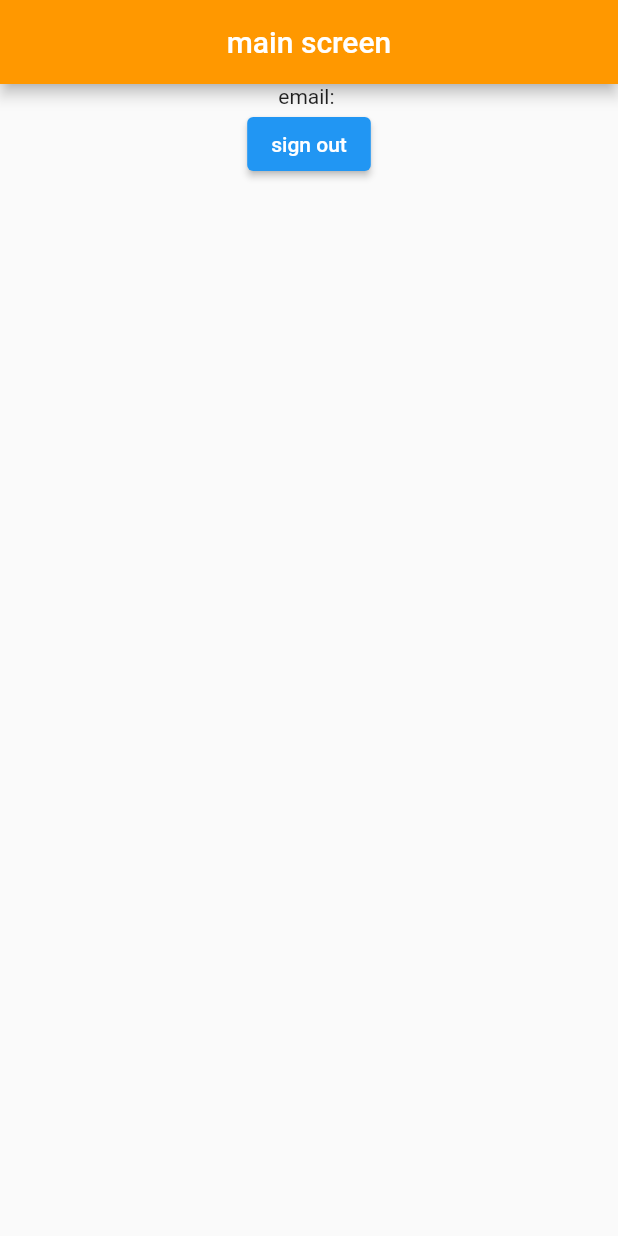
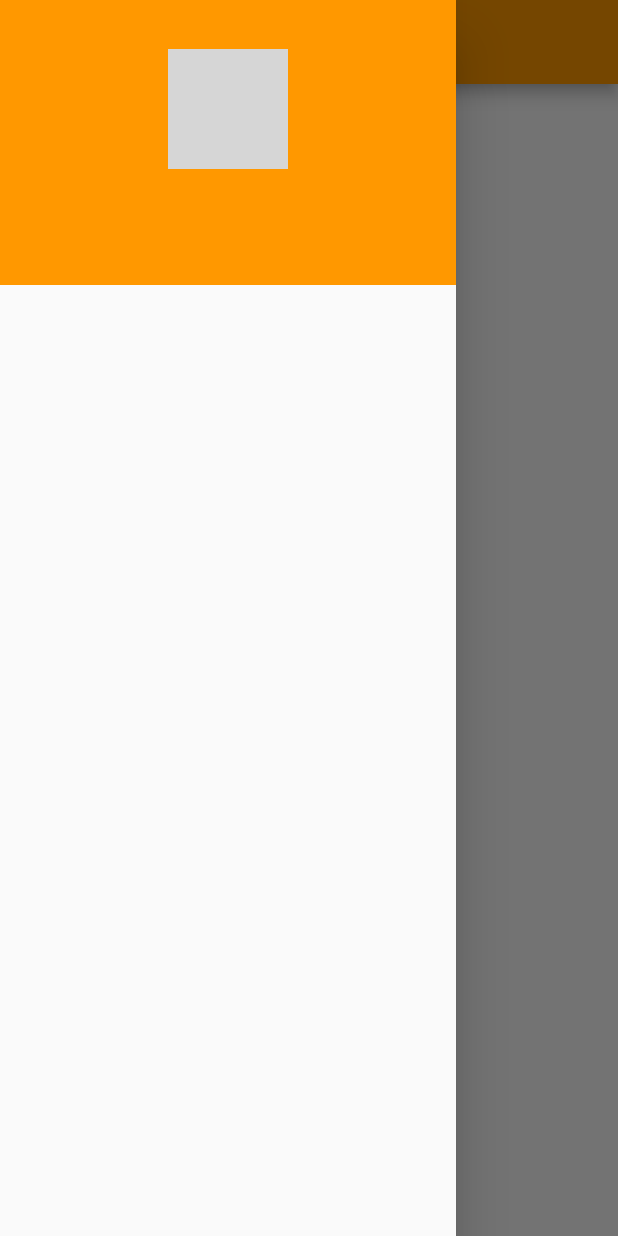
Before and after one commit to EgorP51/beer-shop, a Flutter app: the screen it shows once a user with an empty profile is signed in, with the side drawer open (before the commit the screen has no drawer), on a phone screen of 412 x 824 dp. Run offline on Flutter 3.47's test engine with Material 2 defaults, Android fonts, the phone set to English and light mode, and no system bars; our stand-ins replace firebase_auth, firebase_core, google_fonts; accounts and stored records are empty; network calls fail; grey boxes are pictures that could not be loaded.

Commit message:
username, photo in registration

```diff
--- a/lib/main.dart
+++ b/lib/main.dart
@@ -1,13 +1,17 @@
 import 'package:craft_store/screens/login_screen.dart';
-import 'package:craft_store/screens/main_screen.dart';
+import 'package:craft_store/screens/home_screen.dart';
 import 'package:craft_store/utilities/utils.dart';
 import 'package:firebase_auth/firebase_auth.dart';
 import 'package:flutter/material.dart';
 import 'package:firebase_core/firebase_core.dart';
+import 'package:flutter/services.dart';
 
 Future main() async{
   WidgetsFlutterBinding.ensureInitialized();
   await Firebase.initializeApp();
+  SystemChrome.setEnabledSystemUIMode(
+    SystemUiMode.leanBack
+  );
   runApp(MyApp());
 }
 
@@ -24,7 +28,7 @@ class MyApp extends StatelessWidget {
           stream: FirebaseAuth.instance.authStateChanges(),
           builder: (context, snapshot) {
             if (snapshot.hasData) {
-              return MainScreen();
+              return HomeScreen();
             } else {
               return LoginScreen();
             }
--- /dev/null
+++ b/lib/screens/home_screen.dart
@@ -0,0 +1,59 @@
+import 'package:firebase_auth/firebase_auth.dart';
+import 'package:flutter/material.dart';
+import 'package:google_fonts/google_fonts.dart';
+
+import '../widgets/logo.dart';
+
+class HomeScreen extends StatelessWidget {
+  @override
+  Widget build(BuildContext context) {
+    final user = FirebaseAuth.instance.currentUser;
+    return Scaffold(
+      appBar: AppBar(
+        title: const Text('main screen'),
+        centerTitle: true,
+        backgroundColor: Colors.orange,
+      ),
+      body: Center(
+        child: Column(
+          children: [
+            Text('email: ${user!.email!}'),
+            ElevatedButton(
+                onPressed: () {
+                  FirebaseAuth.instance.signOut();
+                },
+                child: Text('sign out'))
+          ],
+        ),
+      ),
+      drawer: Drawer(
+        child: Column(
+          mainAxisAlignment: MainAxisAlignment.start,
+          children: [
+            Container(
+              padding: EdgeInsetsDirectional.only(
+                top: 25
+              ),
+              height: 190,
+              width: MediaQuery.of(context).size.width,
+              color: Colors.orange,
+              child: Column(
+                mainAxisAlignment: MainAxisAlignment.spaceAround,
+                children: [
+                  CircleAvatar(
+                    radius: 40.0,
+                    backgroundImage:
+                    NetworkImage(user.photoURL ?? 'https://img.freepik.com/free-vector/oops-404-error-with-broken-robot-concept-illustration_114360-5529.jpg?w=2000'),
+                    backgroundColor: Colors.transparent,
+                  ),
+                  Text(user.displayName ?? 'username = null' ,style: GoogleFonts.comfortaa(color: Colors.white, fontSize: 20,fontWeight: FontWeight.w800),),
+                  Text(user.email!,style: GoogleFonts.comfortaa(color: Colors.white70, fontSize: 15),)
+                ],
+              )
+            ),
+          ],
+        ),
+      ),
+    );
+  }
+}
--- a/lib/screens/login_screen.dart
+++ b/lib/screens/login_screen.dart
@@ -129,7 +129,7 @@ class LoginScreen extends StatelessWidget {
           );
         },
         child: Text(
-          "Don't have an account? Register now!",
+          "No account? Sign up!",
           style: GoogleFonts.comfortaa(
               color: Colors.black54, fontSize: 15, fontWeight: FontWeight.w800),
         ));
--- a/lib/screens/main_screen.dart
+++ /dev/null
@@ -1,28 +0,0 @@
-import 'package:firebase_auth/firebase_auth.dart';
-import 'package:flutter/material.dart';
-
-class MainScreen extends StatelessWidget {
-  @override
-  Widget build(BuildContext context) {
-    final user = FirebaseAuth.instance.currentUser;
-    return Scaffold(
-      appBar: AppBar(
-        title: const Text('main screen'),
-        centerTitle: true,
-        backgroundColor: Colors.orange,
-      ),
-      body: Center(
-        child: Column(
-          children: [
-            Text('email: ${user!.email!}'),
-            ElevatedButton(
-                onPressed: () {
-                  FirebaseAuth.instance.signOut();
-                },
-                child: Text('sign out'))
-          ],
-        ),
-      ),
-    );
-  }
-}
--- a/lib/screens/registration_screen.dart
+++ b/lib/screens/registration_screen.dart
@@ -3,10 +3,15 @@ import 'package:craft_store/widgets/input_text.dart';
 import 'package:firebase_auth/firebase_auth.dart';
 import 'package:flutter/material.dart';
 import 'package:google_fonts/google_fonts.dart';
-
 import '../main.dart';
 
+// todo: add photo
+//https://st2.depositphotos.com/4323461/11559/v/450/depositphotos_115594724-stock-illustration-young-blond-woman-pours-a.jpg - 1
+//https://as1.ftcdn.net/v2/jpg/01/69/43/90/1000_F_169439053_CcPE095wGFAxnQwVxDGwC0sURdOhMiPP.jpg - 2
+//https://img.freepik.com/premium-vector/cute-cartoon-alien-with-beer_634248-334.jpg - 3
+
 class RegistrationScreen extends StatelessWidget {
+
   final TextEditingController _usernameController = TextEditingController();
   final TextEditingController _emailController = TextEditingController();
   final TextEditingController _passwordController = TextEditingController();
@@ -109,8 +114,7 @@ class RegistrationScreen extends StatelessWidget {
     );
   }
 
-  Future _singUp(BuildContext context, String username, String email,
-      String password) async {
+  Future _singUp(BuildContext context, String username, String email, String password) async {
     showDialog(
         context: context,
         barrierDismissible: false,
@@ -121,10 +125,13 @@ class RegistrationScreen extends StatelessWidget {
           ));
         });
     try {
-      await FirebaseAuth.instance.createUserWithEmailAndPassword(
+      UserCredential result = await FirebaseAuth.instance.createUserWithEmailAndPassword(
         email: email,
         password: password,
       );
+      User? user = result.user;
+      user?.updateDisplayName(username);
+      user?.updatePhotoURL('https://ih1.redbubble.net/image.2702052291.4780/st,small,845x845-pad,1000x1000,f8f8f8.jpg');
     } on FirebaseAuthException catch (e) {
       print(e);
       Utils.showSnackBar(e.message);
```
